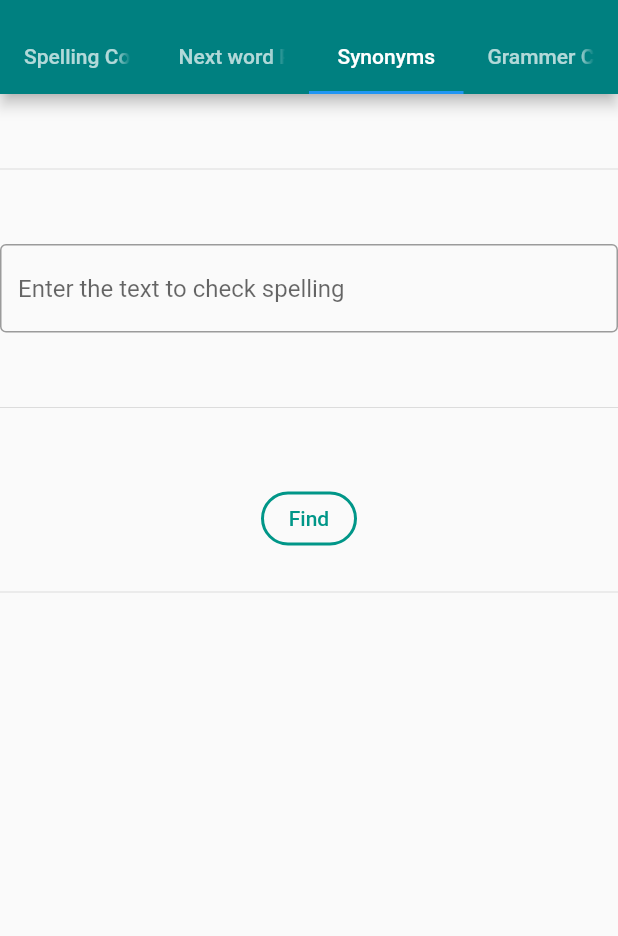
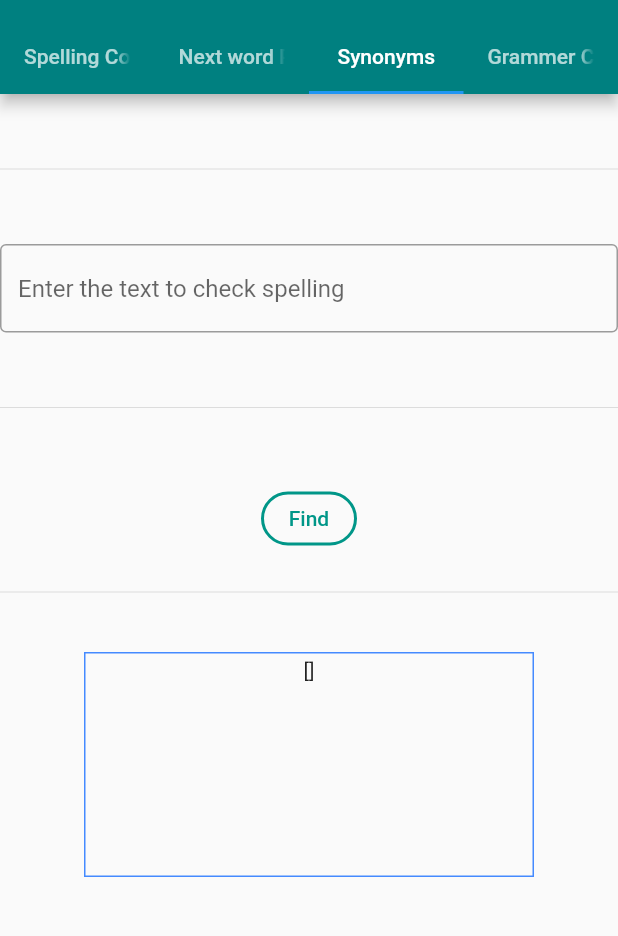
Before and after one commit to Hari25483/Writing-Assistant-Tamil, a Flutter app: the screen it shows after launch, tab 3 chosen, after a tap on "Find", on a phone screen of 412 x 824 dp, the part 62-998 px from its top. Run offline on Flutter 3.47's test engine with Material 2 defaults, Android fonts, the phone set to English and light mode, and no system bars; network calls fail; Roboto replaces fonts that are missing (Poppins).

Commit message:
synonyms ui response part

```diff
--- a/grammerly_tamil2/lib/tabs/synonyms.dart
+++ b/grammerly_tamil2/lib/tabs/synonyms.dart
@@ -5,6 +5,8 @@ import 'package:http/http.dart' as http;
 import 'dart:convert' as convert;
 
 import 'package:http/http.dart';
+
+TextEditingController inputTextController = TextEditingController();
 
 class synonyms extends StatefulWidget {
   const synonyms({Key? key}) : super(key: key);
@@ -14,13 +16,31 @@ class synonyms extends StatefulWidget {
 }
 
 class _synonymsState extends State<synonyms> {
-  @override
   String text = "";
   String text1 = "";
+  List<String> stringList = [""];
+
+  Future<void> call_api() async {
+    print("apicalled");
+    Response response = await get(
+        Uri.parse('http://8bce-34-124-190-90.ngrok.io/synonyms?word=$text'));
+    // Await the http get response, then decode the json-formatted response.
+    print(response.toString());
+    if (response.statusCode == 200) {
+      var jsonResponse = convert.jsonDecode(response.body);
+      print(jsonResponse.toString());
+      stringList = jsonResponse.cast<String>();
+
+      setState(() {});
+    } else {
+      print('Request failed with status: ${response.statusCode}.');
+    }
+  }
 
   @override
   Widget build(BuildContext context) {
     return Container(
+      child: SingleChildScrollView(
         child: InkWell(
           onTap: () async {},
           child: Column(
@@ -29,103 +49,17 @@ class _synonymsState extends State<synonyms> {
               const Divider(
                 height: 100,
               ),
-            RawKeyboardListener(
-              focusNode: FocusNode(),
-              onKey: (event) {
-                if (event.isKeyPressed(LogicalKeyboardKey.space)) {
-                  print("space pressed");
-                }
-              },
-              child: TextField(
-                decoration: InputDecoration(
+              TextField(
+                controller: inputTextController,
+                decoration: const InputDecoration(
                     border: OutlineInputBorder(),
                     hintText: 'Enter the text to check spelling'),
               ),
-            ),
-            // TextFormField(
-            //   autofocus: true,
-            //   obscureText: false,
-            //   onChanged: (value) => setState(() => text = value),
-            //   decoration: const InputDecoration(
-            //     hintText: 'Enter the text to check spelling\n',
-            //     hintStyle: TextStyle(fontSize: 20.0, color: Colors.grey),
-            //     enabledBorder: UnderlineInputBorder(
-            //       borderSide: BorderSide(
-            //         color: Color(0x00000000),
-            //         width: 1,
-            //       ),
-            //       borderRadius: BorderRadius.only(
-            //         topLeft: Radius.circular(4.0),
-            //         topRight: Radius.circular(4.0),
-            //       ),
-            //     ),
-            //     focusedBorder: UnderlineInputBorder(
-            //       borderSide: BorderSide(
-            //         color: Color(0x00000000),
-            //         width: 1,
-            //       ),
-            //       borderRadius: BorderRadius.only(
-            //         topLeft: Radius.circular(4.0),
-            //         topRight: Radius.circular(4.0),
-            //       ),
-            //     ),
-            //     errorBorder: UnderlineInputBorder(
-            //       borderSide: BorderSide(
-            //         color: Color(0x00000000),
-            //         width: 1,
-            //       ),
-            //       borderRadius: BorderRadius.only(
-            //         topLeft: Radius.circular(4.0),
-            //         topRight: Radius.circular(4.0),
-            //       ),
-            //     ),
-            //     focusedErrorBorder: UnderlineInputBorder(
-            //       borderSide: BorderSide(
-            //         color: Color(0x00000000),
-            //         width: 1,
-            //       ),
-            //       borderRadius: BorderRadius.only(
-            //         topLeft: Radius.circular(4.0),
-            //         topRight: Radius.circular(4.0),
-            //       ),
-            //     ),
-            //   ),
-            //   style: const TextStyle(fontSize: 20.0, color: Colors.black),
-            //   textAlign: TextAlign.center,
-            // ),
+
               const Divider(
                 height: 100,
               ),
-            // MaterialButton(
-            //     color: Colors.teal,
-            //     child: Text(
-            //       'Find',
-            //       style: TextStyle(color: Colors.white),
-            //     ),
-            //     onPressed: () async {
-            //       print('Pressed');
-            //       print(text);
-            //       // var url = Uri.https('https://api.genderize.io/?name=luc');
-            //       Response response = await get(
-            //           Uri.parse('http://35ec-35-231-30-146.ngrok.io/'));
-            //       // Await the http get response, then decode the json-formatted response.
-            //       // var response = await http.get(url);
-            //       print(response.toString());
-            //       if (response.statusCode == 200) {
-            //         var jsonResponse = convert.jsonDecode(response.body)
-            //             as Map<String, dynamic>;
-            //         var itemCount = jsonResponse['Hello'];
-            //         text1 = "$itemCount";
-            //         print(text1);
-            //         setState(() {});
-            //       } else {
-            //         print(
-            //             'Request failed with status: ${response.statusCode}.');
-            //       }
-            //
-            //       // print(await http.read(Uri.https('example.com', 'foobar.txt')));
-            //       // text = "Hello";),
-            //     }),
+
               TextButton(
                 style: TextButton.styleFrom(
                   foregroundColor: Colors.teal,
@@ -134,28 +68,12 @@ class _synonymsState extends State<synonyms> {
                   shape: const RoundedRectangleBorder(
                       borderRadius: BorderRadius.all(Radius.circular(25))),
                 ),
-              onPressed: () async {
-                print('Pressed');
-                print(text);
-                // var url = Uri.https('https://api.genderize.io/?name=luc');
-                Response response =
-                    await get(Uri.parse('http://35ec-35-231-30-146.ngrok.io/'));
-                // Await the http get response, then decode the json-formatted response.
-                // var response = await http.get(url);
-                print(response.toString());
-                if (response.statusCode == 200) {
-                  var jsonResponse =
-                      convert.jsonDecode(response.body) as Map<String, dynamic>;
-                  var itemCount = jsonResponse['Hello'];
-                  text1 = "$itemCount";
-                  print(text1);
+                onPressed: () {
+                  print(inputTextController.text);
+                  text = inputTextController.text;
+                  print("Hello");
+                  call_api();
                   setState(() {});
-                } else {
-                  print('Request failed with status: ${response.statusCode}.');
-                }
-
-                // print(await http.read(Uri.https('example.com', 'foobar.txt')));
-                // text = "Hello";
                 },
                 child: const Padding(
                   padding: EdgeInsets.only(left: 10.0, right: 10.0),
@@ -166,12 +84,25 @@ class _synonymsState extends State<synonyms> {
                           fontWeight: FontWeight.w500)),
                 ),
               ),
-
+// Generated code for this Button Widget..
               const Divider(
                 height: 50,
               ),
-            Text(text1), // display your text
+
+              Container(
+                margin: const EdgeInsets.all(15.0),
+                padding: const EdgeInsets.all(3.0),
+                width: 300,
+                height: 150,
+                decoration:
+                    BoxDecoration(border: Border.all(color: Colors.blueAccent)),
+                child: Text(
+                  stringList.toString(),
+                  textAlign: TextAlign.center,
+                ),
+              )
             ],
+          ),
         ),
       ),
     );
```
Lines whose indentation alone changed are shown as unchanged.
